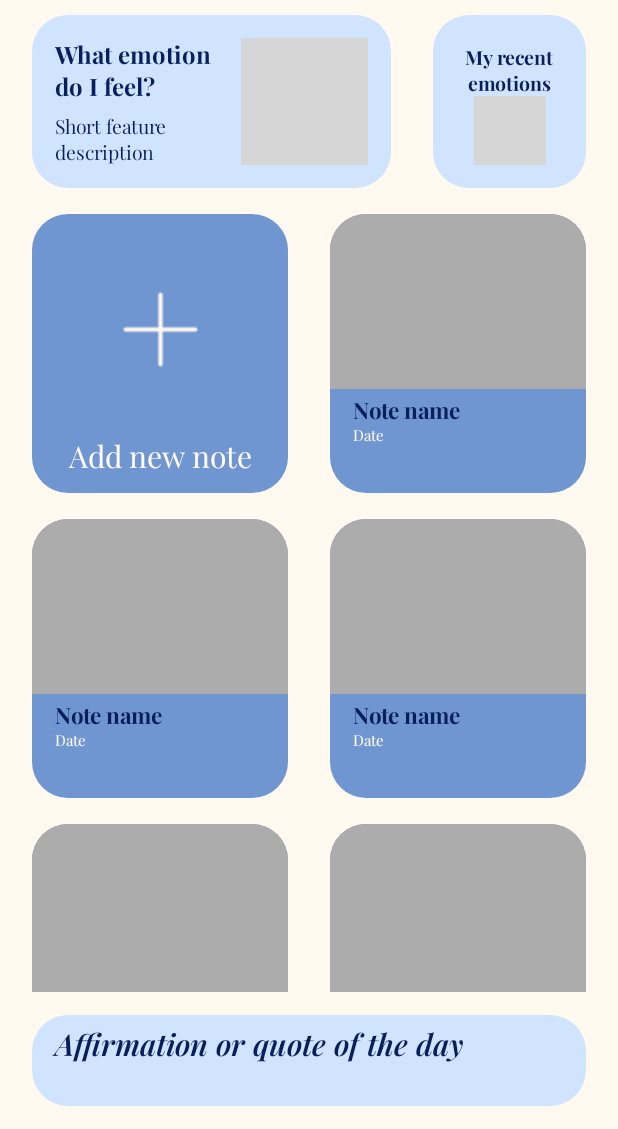
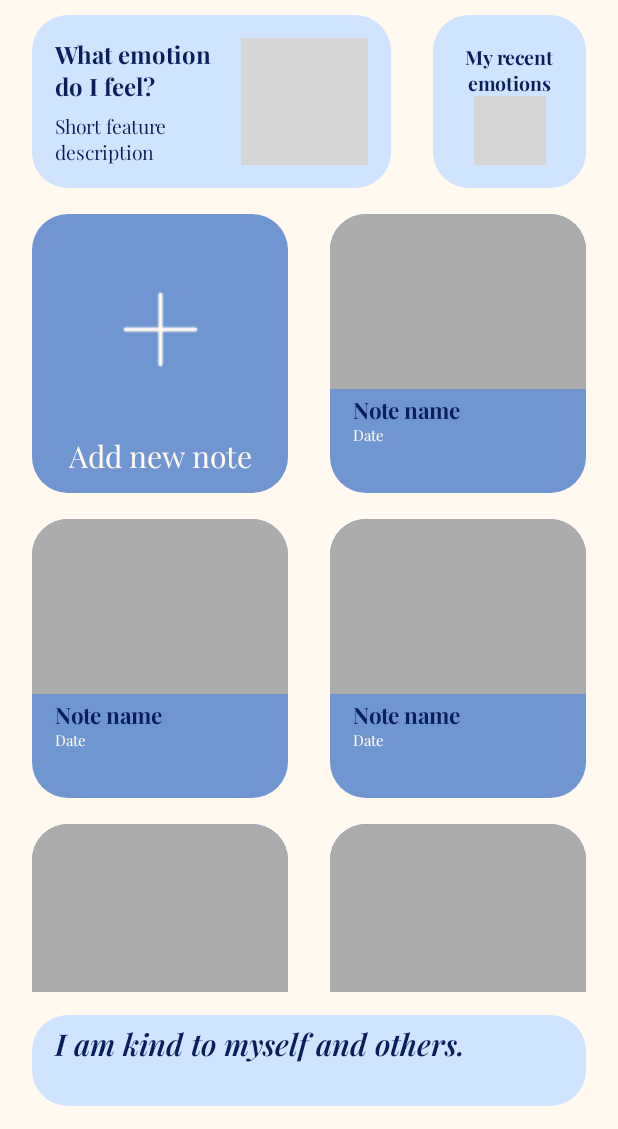
Before and after one commit to IU-Capstone-Project-2024/Dear-Diary, an Android app built with Jetpack Compose: the MainScreen screen opened through its navigation route, on a phone screen of 412 x 824 dp, the part 107-1236 px from its top. Run offline under Robolectric (Android 15) with nearby library versions, the phone set to English and light mode, and no system bars; our stand-ins replace Room's generated code, Timber; Roboto replaces fonts that are not available here; grey boxes are pictures that could not be loaded.

Commit message:
getting affirmations. android

```diff
--- a/app/src/main/java/com/example/deardairy/MainActivity.kt
+++ b/app/src/main/java/com/example/deardairy/MainActivity.kt
@@ -1,21 +1,50 @@
 package com.example.deardairy
 
 import android.os.Bundle
+import android.util.Log
 import androidx.activity.ComponentActivity
 import androidx.activity.compose.setContent
 import androidx.compose.foundation.layout.fillMaxSize
+import androidx.compose.runtime.Composable
 import androidx.compose.ui.Modifier
+import androidx.compose.ui.tooling.preview.Preview
 import androidx.navigation.compose.rememberNavController
+import com.example.deardairy.database.DatabaseInitializer
 import com.example.deardairy.ui.theme.DearDairyTheme
+import kotlinx.coroutines.GlobalScope
+import kotlinx.coroutines.launch
+import timber.log.Timber
+
 
 class MainActivity : ComponentActivity() {
     override fun onCreate(savedInstanceState: Bundle?) {
         super.onCreate(savedInstanceState)
+//        setContentView(R.layout.activity_main)
+
+        // Инициализация базы данных
+        DatabaseInitializer.initialize(this)
+
+
+        // Добавление аффирмаций в базу данных
+        GlobalScope.launch {
+            DatabaseInitializer.addAllAffirmations()
+////            val count = DatabaseInitializer.affirmationDao.getCount()
+////            Log.d("AffirmationCount", "Количество рядов в таблице Affirmation: $count")
+        }
+
         setContent {
             DearDairyTheme {
                 val navController = rememberNavController()
                 NavGraph(navController = navController, modifier = Modifier.fillMaxSize())
+
             }
         }
     }
 }
+
+@Preview
+@Composable
+fun MainPreview(){
+    val count = 5
+    println("Количество рядов в таблице Affirmation: $count")
+}
--- a/app/src/main/java/com/example/deardairy/MainScreen.kt
+++ b/app/src/main/java/com/example/deardairy/MainScreen.kt
@@ -1,5 +1,6 @@
 package com.example.deardairy
 
+import android.content.Context
 import android.graphics.drawable.Icon
 import androidx.compose.foundation.Image
 import androidx.compose.foundation.background
@@ -13,13 +14,20 @@ import androidx.compose.foundation.text.BasicText
 import androidx.compose.foundation.verticalScroll
 import androidx.compose.material3.Icon
 import androidx.compose.material3.MaterialTheme
+import androidx.compose.material3.Text
 import androidx.compose.runtime.Composable
+import androidx.compose.runtime.LaunchedEffect
+import androidx.compose.runtime.getValue
+import androidx.compose.runtime.mutableStateOf
+import androidx.compose.runtime.remember
+import androidx.compose.runtime.setValue
 import androidx.compose.ui.Alignment
 import androidx.compose.ui.Modifier
 import androidx.compose.ui.draw.clip
 import androidx.compose.ui.graphics.Color
 import androidx.compose.ui.layout.ContentScale
 import androidx.compose.ui.platform.LocalConfiguration
+import androidx.compose.ui.platform.LocalContext
 import androidx.compose.ui.res.painterResource
 import androidx.compose.ui.text.TextStyle
 import androidx.compose.ui.text.font.FontStyle
@@ -31,6 +39,9 @@ import androidx.compose.ui.unit.dp
 import androidx.compose.ui.unit.sp
 import androidx.navigation.NavHostController
 import androidx.navigation.compose.rememberNavController
+import androidx.room.Room
+import com.example.deardairy.database.AppDatabase
+//import com.example.deardairy.database.AppDatabase
 import com.example.deardairy.ui.theme.BackgroundColor
 import com.example.deardairy.ui.theme.BlueContainerColor
 import com.example.deardairy.ui.theme.BodyTextStyle
@@ -42,6 +53,33 @@ import com.example.deardairy.ui.theme.LightBlueContainerColor
 import com.example.deardairy.ui.theme.TitleTextStyle
 import com.example.deardairy.ui.theme.TopBar
 import com.example.deardairy.ui.theme.playfairDisplayFontFamily
+import android.util.Log
+import kotlinx.coroutines.Dispatchers
+import kotlinx.coroutines.withContext
+
+
+object DatabaseHelper {
+
+    suspend fun getRandomAffirmation(context: Context): String {
+        val database = Room.databaseBuilder(
+            context.applicationContext,
+            AppDatabase::class.java,
+            "dear_dairy_database"
+        ).build()
+
+        val affirmationDao = database.affirmationDao()
+
+        var randomId = (0..99).random()
+        var randomIdLong = randomId.toLong()
+        Log.d("AffirmationPreview", "Random ID: $randomId")
+
+        val affirmation = affirmationDao.findById(randomIdLong)
+        affirmation?.text ?: "No affirmation found"
+        return affirmation?.text ?: "No affirmation found"
+    }
+}
+
+
 
 val NotesCounter =  8
 
@@ -54,6 +92,21 @@ fun MainScreen(navController: NavHostController) {
     val scrollState = rememberScrollState()
     val cardWidth = screenWidthDp/2 - 25.dp - 10.5.dp
     val cardHeight =  cardWidth * 1.092f
+
+    var randomAffirmation by remember { mutableStateOf("") }
+    val context = LocalContext.current
+
+    LaunchedEffect(Unit) {
+        try {
+            val affirmation = withContext(Dispatchers.IO) {
+                DatabaseHelper.getRandomAffirmation(context)
+            }
+            randomAffirmation = affirmation
+        } catch (e: Exception) {
+            Log.e("MainScreen", "Error fetching affirmation", e)
+            randomAffirmation = "Failed to load affirmation"
+        }
+    }
 
     Column(
         modifier = Modifier
@@ -232,7 +285,8 @@ fun MainScreen(navController: NavHostController) {
             contentAlignment = Alignment.TopStart
         ) {
             BasicText(
-                text = "Affirmation or quote of the day",
+                text = randomAffirmation ?: "Loading...",
+//                text = "test",
                 style = TextStyle(
                     fontFamily = playfairDisplayFontFamily,
                     fontWeight = FontWeight.SemiBold,
@@ -249,5 +303,11 @@ fun MainScreen(navController: NavHostController) {
 @Preview
 @Composable
 fun MainScreenPreview() {
+    val context = LocalContext.current
     MainScreen(navController = rememberNavController())
+    var randomAffirmation by remember { mutableStateOf("") }
+
+    LaunchedEffect(Unit) {
+        randomAffirmation = DatabaseHelper.getRandomAffirmation(context)
+    }
 }
--- a/app/src/main/java/com/example/deardairy/MyEmotionsScreen.kt
+++ b/app/src/main/java/com/example/deardairy/MyEmotionsScreen.kt
@@ -35,7 +35,9 @@ fun MyEmotionsScreen(navController: NavHostController) {
             .fillMaxSize(),
         verticalArrangement = Arrangement.Top
     ) {
-        TopBar(title = "My Emotions", showLeftButton = true, navController = navController)
+        TopBar(title = "My Emotions", showLeftButton = true, navController = navController){
+            navController.navigate("main_screen")
+        }
 
         PrimaryStyledContainer{
             LazyColumn (
--- a/app/src/main/java/com/example/deardairy/NavGraph.kt
+++ b/app/src/main/java/com/example/deardairy/NavGraph.kt
@@ -3,9 +3,11 @@ package com.example.deardairy
 import androidx.compose.runtime.Composable
 import androidx.compose.ui.Modifier
 import androidx.navigation.NavHostController
+import androidx.navigation.NavType
 import androidx.navigation.compose.NavHost
 import androidx.navigation.compose.composable
 import androidx.navigation.compose.rememberNavController
+import androidx.navigation.navArgument
 
 @Composable
 fun NavGraph(
@@ -44,8 +46,19 @@ fun NavGraph(
         composable("my_emotions_before_analytics") {
             MyEmotionsBeforeAnalyticsScreen(navController)
         }
-        composable("my_emotions_loading"){
-            MyEmotionsLoading(navController = navController)
+        composable(
+            "my_emotions_loading/{selectedTimePeriod}",
+            arguments = listOf(navArgument("selectedTimePeriod") { type = NavType.StringType })
+        ) { backStackEntry ->
+            val selectedTimePeriod = backStackEntry.arguments?.getString("selectedTimePeriod") ?: "Today"
+            MyEmotionsLoading(navController = navController, selectedTimePeriod = selectedTimePeriod)
+        }
+        composable(
+            "my_emotions_analytics/{selectedTimePeriod}",
+            arguments = listOf(navArgument("selectedTimePeriod") { type = NavType.StringType })
+        ) { backStackEntry ->
+            val selectedTimePeriod = backStackEntry.arguments?.getString("selectedTimePeriod") ?: "Today"
+            MyEmotionsAnalytics(navController = navController, selectedTimePeriod = selectedTimePeriod)
         }
     }
 }
--- /dev/null
+++ b/app/src/main/java/com/example/deardairy/database/Affirmations.kt
@@ -0,0 +1,196 @@
+package com.example.deardairy.database
+
+import android.content.Context
+import android.util.Log
+import androidx.room.ColumnInfo
+import androidx.room.Dao
+import androidx.room.Entity
+import androidx.room.Insert
+import androidx.room.PrimaryKey
+import androidx.room.Query
+import androidx.room.Room
+import kotlinx.coroutines.GlobalScope
+import kotlinx.coroutines.flow.Flow
+import kotlinx.coroutines.launch
+
+//@Entity(tableName = "Affirmations")
+@Entity
+data class Affirmation(
+    @PrimaryKey var id: Long = 0,
+    @ColumnInfo(name = "text")var text: String?
+)
+
+@Dao
+interface AffirmationDao {
+    @Insert
+    fun insert(vararg affirmation: Affirmation): LongArray
+
+    @Insert
+    fun insertAllAffirmations(affirmations: List<Affirmation>): LongArray
+
+    @Query("SELECT * FROM Affirmation")
+    fun getAll(): List<Affirmation>
+
+    @Query("SELECT * FROM Affirmation WHERE id IN (:ids)")
+    fun loadAllByIds(ids: IntArray): List<Affirmation>
+
+    @Query("SELECT * FROM Affirmation WHERE id = :id LIMIT 1")
+    fun findById(id : Long): Affirmation?
+
+//    @Query("SELECT COUNT(*) FROM Affirmation")
+//    fun getCount(): Int
+
+    @Query("SELECT COUNT(*) FROM Affirmation WHERE id = :id")
+    fun getCount(id: Long): Int
+
+    @Query("DELETE FROM Affirmation")
+    fun deleteAll()
+}
+
+object DatabaseInitializer{
+
+    private lateinit var database: AppDatabase
+    lateinit var affirmationDao: AffirmationDao
+
+    // Метод для инициализации базы данных
+    fun initialize(context: Context) {
+        database = Room.databaseBuilder(
+            context.applicationContext,
+            AppDatabase::class.java,
+            "dear_dairy_database"
+        ).build()
+
+        affirmationDao = database.affirmationDao()
+    }
+
+    // Метод для получения всех аффирмаций из списка
+    private fun getAffirmationsList(): List<Affirmation> {
+        val affirmations = mutableListOf<Affirmation>()
+        affirmations.add(Affirmation(text = "I am worthy of love and respect."))
+        affirmations.add(Affirmation(text = "I am capable of achieving my goals."))
+        affirmations.add(Affirmation(text = "I am grateful for my journey."))
+        affirmations.add(Affirmation(text = "I am growing stronger every day."))
+        affirmations.add(Affirmation(text = "I am proud of my progress."))
+        affirmations.add(Affirmation(text = "I trust my intuition."))
+        affirmations.add(Affirmation(text = "I am confident in my abilities."))
+        affirmations.add(Affirmation(text = "I embrace my uniqueness."))
+        affirmations.add(Affirmation(text = "I am open to new opportunities."))
+        affirmations.add(Affirmation(text = "I am surrounded by positive energy."))
+        affirmations.add(Affirmation(text = "I choose to be happy."))
+        affirmations.add(Affirmation(text = "I am at peace with myself."))
+        affirmations.add(Affirmation(text = "I am resilient and can overcome challenges."))
+        affirmations.add(Affirmation(text = "I am deserving of all good things."))
+        affirmations.add(Affirmation(text = "I am filled with positive thoughts."))
+        affirmations.add(Affirmation(text = "I am in control of my life."))
+        affirmations.add(Affirmation(text = "I am grateful for today."))
+        affirmations.add(Affirmation(text = "I believe in myself."))
+        affirmations.add(Affirmation(text = "I am a positive thinker."))
+        affirmations.add(Affirmation(text = "I am worthy of success."))
+        affirmations.add(Affirmation(text = "I am in charge of my happiness."))
+        affirmations.add(Affirmation(text = "I am a magnet for positivity."))
+        affirmations.add(Affirmation(text = "I am becoming a better version of myself."))
+        affirmations.add(Affirmation(text = "I am worthy of my dreams."))
+        affirmations.add(Affirmation(text = "I am full of potential."))
+        affirmations.add(Affirmation(text = "I am creating my own destiny."))
+        affirmations.add(Affirmation(text = "I am grateful for my body."))
+        affirmations.add(Affirmation(text = "I am a source of inspiration."))
+        affirmations.add(Affirmation(text = "I am proud of who I am becoming."))
+        affirmations.add(Affirmation(text = "I am open to change."))
+        affirmations.add(Affirmation(text = "I am a beacon of light."))
+        affirmations.add(Affirmation(text = "I am grateful for my health."))
+        affirmations.add(Affirmation(text = "I am strong and courageous."))
+        affirmations.add(Affirmation(text = "I am thankful for my support system."))
+        affirmations.add(Affirmation(text = "I am free to be myself."))
+        affirmations.add(Affirmation(text = "I am worthy of all the good in life."))
+        affirmations.add(Affirmation(text = "I am grateful for my talents."))
+        affirmations.add(Affirmation(text = "I am living my best life."))
+        affirmations.add(Affirmation(text = "I am kind to myself and others."))
+        affirmations.add(Affirmation(text = "I am in harmony with the universe."))
+        affirmations.add(Affirmation(text = "I am a beautiful person."))
+        affirmations.add(Affirmation(text = "I am open to abundance."))
+        affirmations.add(Affirmation(text = "I am capable of great things."))
+        affirmations.add(Affirmation(text = "I am enough just as I am."))
+        affirmations.add(Affirmation(text = "I am grateful for my experiences."))
+        affirmations.add(Affirmation(text = "I am committed to my personal growth."))
+        affirmations.add(Affirmation(text = "I am filled with love and compassion."))
+        affirmations.add(Affirmation(text = "I am worthy of inner peace."))
+        affirmations.add(Affirmation(text = "I am grateful for my wisdom."))
+        affirmations.add(Affirmation(text = "I am a work in progress."))
+        affirmations.add(Affirmation(text = "I am strong in mind, body, and spirit."))
+        affirmations.add(Affirmation(text = "I am a positive influence on others."))
+        affirmations.add(Affirmation(text = "I am deserving of joy."))
+        affirmations.add(Affirmation(text = "I am grateful for each moment."))
+        affirmations.add(Affirmation(text = "I am in tune with my inner self."))
+        affirmations.add(Affirmation(text = "I am worthy of my dreams and aspirations."))
+        affirmations.add(Affirmation(text = "I am constantly learning and growing."))
+        affirmations.add(Affirmation(text = "I am grateful for my resilience."))
+        affirmations.add(Affirmation(text = "I am at peace with my past."))
+        affirmations.add(Affirmation(text = "I am open to love and kindness."))
+        affirmations.add(Affirmation(text = "I am a creator of my own destiny."))
+        affirmations.add(Affirmation(text = "I am thankful for my blessings."))
+        affirmations.add(Affirmation(text = "I am proud of my achievements."))
+        affirmations.add(Affirmation(text = "I am a reflection of positivity."))
+        affirmations.add(Affirmation(text = "I am worthy of a wonderful life."))
+        affirmations.add(Affirmation(text = "I am grateful for the love in my life."))
+        affirmations.add(Affirmation(text = "I am open to new possibilities."))
+        affirmations.add(Affirmation(text = "I am deserving of a bright future."))
+        affirmations.add(Affirmation(text = "I am in alignment with my purpose."))
+        affirmations.add(Affirmation(text = "I am a positive thinker and achiever."))
+        affirmations.add(Affirmation(text = "I am grateful for my courage."))
+        affirmations.add(Affirmation(text = "I am embracing my true self."))
+        affirmations.add(Affirmation(text = "I am worthy of great things."))
+        affirmations.add(Affirmation(text = "I am at peace with where I am."))
+        affirmations.add(Affirmation(text = "I am a source of happiness."))
+        affirmations.add(Affirmation(text = "I am grateful for my journey so far."))
+        affirmations.add(Affirmation(text = "I am open to positive changes."))
+        affirmations.add(Affirmation(text = "I am surrounded by love."))
+        affirmations.add(Affirmation(text = "I am grateful for today’s opportunities."))
+        affirmations.add(Affirmation(text = "I am deserving of all my desires."))
+        affirmations.add(Affirmation(text = "I am a beacon of positivity."))
+        affirmations.add(Affirmation(text = "I am in control of my thoughts."))
+        affirmations.add(Affirmation(text = "I am grateful for my inner strength."))
+        affirmations.add(Affirmation(text = "I am capable of amazing things."))
+        affirmations.add(Affirmation(text = "I am worthy of love and kindness."))
+        affirmations.add(Affirmation(text = "I am open to new experiences."))
+        affirmations.add(Affirmation(text = "I am thankful for my life."))
+        affirmations.add(Affirmation(text = "I am growing every day."))
+        affirmations.add(Affirmation(text = "I am deserving of all the good things in life."))
+        affirmations.add(Affirmation(text = "I am grateful for my journey of self-discovery."))
+        affirmations.add(Affirmation(text = "I am a positive force in the world."))
+        affirmations.add(Affirmation(text = "I am worthy of all my accomplishments."))
+        affirmations.add(Affirmation(text = "I am open to endless possibilities."))
+        affirmations.add(Affirmation(text = "I am grateful for my unique journey."))
+        affirmations.add(Affirmation(text = "I am a source of inspiration to others."))
+        affirmations.add(Affirmation(text = "I am worthy of my dreams and goals."))
+        affirmations.add(Affirmation(text = "I am embracing my journey with gratitude."))
+        affirmations.add(Affirmation(text = "I am filled with positive energy."))
+        affirmations.add(Affirmation(text = "I am thankful for my inner peace."))
+        affirmations.add(Affirmation(text = "I am confident in my path forward."))
+
+        var count = 0
+        for (i in affirmations.indices) {
+            affirmations[i].id = count.toLong()
+            count += 1
+        }
+        Log.d("DatabaseInitializer", "Affirmations: $affirmations")
+        return affirmations
+    }
+
+    // Метод для добавления всех аффирмаций в базу данных
+    fun addAllAffirmations() {
+        GlobalScope.launch {
+            affirmationDao.deleteAll()
+
+            val affirmations = getAffirmationsList()
+            try {
+                Log.d("DatabaseInitializer", "Inserting affirmations: $affirmations")
+//                affirmationDao.insertAllAffirmations(affirmations)
+                val insertedIds = affirmationDao.insertAllAffirmations(affirmations)
+
+                Log.d("DatabaseInitializer", "Inserted affirmations successfully")
+            } catch (e: Exception) {
+                Log.e("DatabaseInitializer", "Error inserting affirmations", e)
+            }
+        }
+    }
+}
--- a/app/src/main/java/com/example/deardairy/ui/theme/Containers.kt
+++ b/app/src/main/java/com/example/deardairy/ui/theme/Containers.kt
@@ -312,7 +312,8 @@ fun CustomBoxWithTexts(
 fun TopBar(
     title: String,
     showLeftButton: Boolean = true, // Параметр для показа левой кнопки (по умолчанию true)
-    navController: NavHostController? = null
+    navController: NavHostController? = null,
+    onMiniButtonClick: (() -> Unit)? = null
 ) {
     Box(
         modifier = Modifier
@@ -327,8 +328,11 @@ fun TopBar(
                 verticalAlignment = Alignment.CenterVertically,
                 horizontalArrangement = Arrangement.Start
             ) {
-                // Mini button instead of box
-                MiniButton(onClick = { navController?.popBackStack() },)
+                if (onMiniButtonClick != null) {
+                    MiniButton(onClick = onMiniButtonClick)
+                } else {
+                    MiniButton(onClick = { navController?.popBackStack() },)
+                }
             }
         }
         Row(
```
Also changed, not shown: app/build.gradle.kts (+7 -0 lines), app/src/main/java/com/example/deardairy/MyEmotionsAnalytics.kt (+22 -7 lines), app/src/main/java/com/example/deardairy/MyEmotionsBeforeAnalytics.kt (+13 -9 lines), app/src/main/java/com/example/deardairy/MyEmotionsLoading.kt (+8 -2 lines), app/src/main/java/com/example/deardairy/NewNoteScreen.kt (+26 -8 lines), app/src/main/java/com/example/deardairy/database/AppDatabase.kt (added, +42 -0 lines), app/src/main/java/com/example/deardairy/database/Emotions.kt (added, +13 -0 lines), app/src/main/java/com/example/deardairy/database/Notes.kt (added, +15 -0 lines), app/src/main/java/com/example/deardairy/database/User.kt (added, +24 -0 lines).
